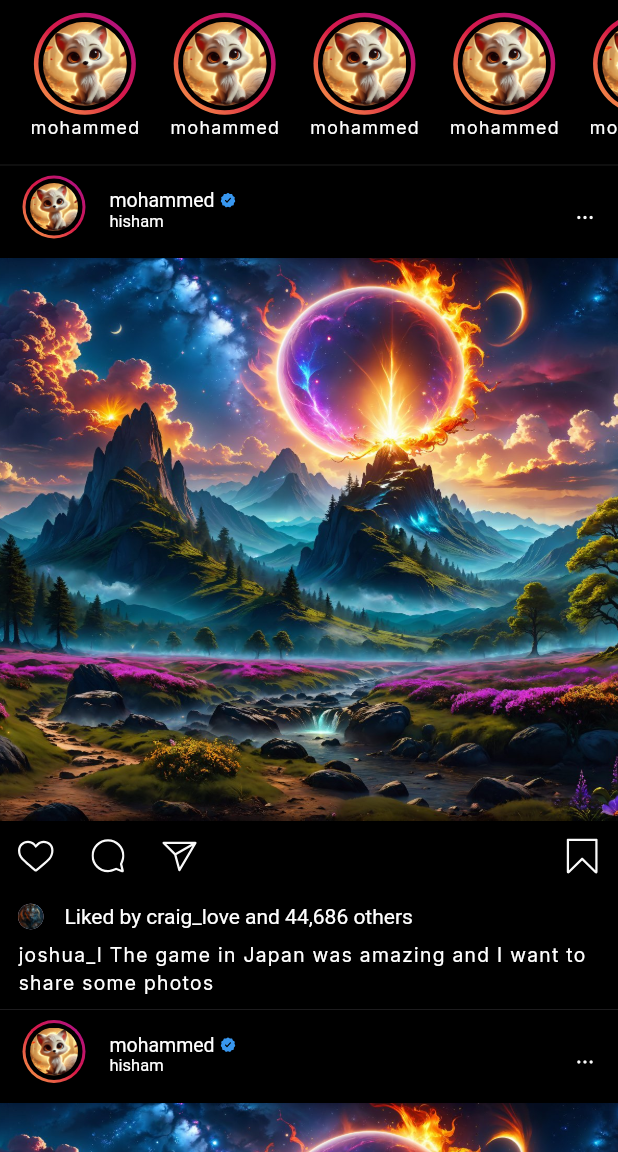
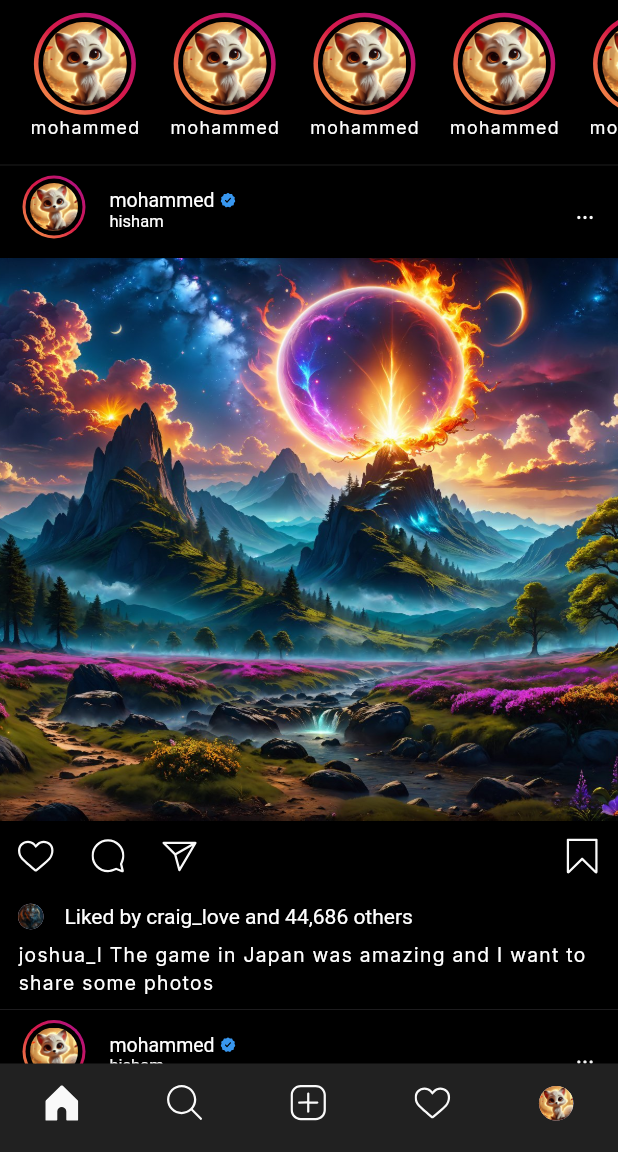
Before and after one commit to MohammedHishamFarouk/Instagram_Clone, a Flutter app: the screen it shows after launch, on a phone screen of 412 x 824 dp, the part 84-1236 px from its top. Run offline on Flutter 3.47's test engine with Material 3 defaults, Android fonts, the phone set to English and light mode, and no system bars; our stand-ins replace flutter_svg.

Commit message:
added bottomNavigationBar

```diff
--- a/lib/core/constants/assets.dart
+++ b/lib/core/constants/assets.dart
@@ -15,7 +15,19 @@ class Assets {
 
   static const String commentSVG = 'assets/svgIcons/Comment.svg';
 
+  static const String filledLikeSVG = 'assets/svgIcons/filledLike.svg';
+
   static const String likeSVG = 'assets/svgIcons/Like.svg';
+
+  static const String createSVG = 'assets/svgIcons/create.svg';
+
+  static const String filledHomeSVG = 'assets/svgIcons/filledHome.svg';
+
+  static const String homeSVG = 'assets/svgIcons/home.svg';
+
+  static const String filledSearchSVG = 'assets/svgIcons/filledSearch.svg';
+
+  static const String searchSVG = 'assets/svgIcons/search.svg';
 
   static const String noProfile = 'assets/deblured-cutty-fox.jpg';
 
--- a/lib/core/style/theme_manager.dart
+++ b/lib/core/style/theme_manager.dart
@@ -4,6 +4,9 @@ import 'package:insgram_clone/core/style/color_manager.dart';
 class ThemeManager {
   static ThemeData darkTheme = ThemeData(
     scaffoldBackgroundColor: Colors.black,
+    bottomNavigationBarTheme: BottomNavigationBarThemeData(
+      backgroundColor: ColorManager.blackShade,
+    ),
     appBarTheme: AppBarTheme(
       centerTitle: true,
       surfaceTintColor: Colors.transparent,
--- a/lib/main.dart
+++ b/lib/main.dart
@@ -1,6 +1,6 @@
 import 'package:flutter/material.dart';
+import 'package:insgram_clone/core/route_generator.dart';
 import 'package:insgram_clone/core/style/theme_manager.dart';
-import 'package:insgram_clone/route_generator.dart';
 
 void main() {
   runApp(const MyApp());
--- a/lib/view/navigationBar/home/components/home_screen.dart
+++ b/lib/view/navigationBar/home/components/home_screen.dart
@@ -90,6 +90,39 @@ class HomeScreen extends StatelessWidget {
           )
         ],
       ),
+      bottomNavigationBar: BottomNavigationBar(
+        type: BottomNavigationBarType.fixed,
+        showSelectedLabels: false,
+        showUnselectedLabels: false,
+        items: [
+          BottomNavigationBarItem(
+            icon: SvgPicture.asset(Assets.homeSVG),
+            label: '',
+            activeIcon: SvgPicture.asset(Assets.filledHomeSVG),
+          ),
+          BottomNavigationBarItem(
+            icon: SvgPicture.asset(Assets.searchSVG),
+            label: '',
+            activeIcon: SvgPicture.asset(Assets.filledSearchSVG),
+          ),
+          BottomNavigationBarItem(
+            icon: SvgPicture.asset(Assets.createSVG),
+            label: '',
+          ),
+          BottomNavigationBarItem(
+            icon: SvgPicture.asset(Assets.likeSVG),
+            label: '',
+            activeIcon: SvgPicture.asset(Assets.filledLikeSVG),
+          ),
+          const BottomNavigationBarItem(
+            icon: CircleAvatar(
+              radius: 11.5,
+              backgroundImage: AssetImage(Assets.noProfile),
+            ),
+            label: '',
+          ),
+        ],
+      ),
     );
   }
 }
```
Also changed, not shown: assets/svgIcons/create.svg (added), assets/svgIcons/filledHome.svg (added), assets/svgIcons/filledLike.svg (added), assets/svgIcons/filledSearch.svg (added), assets/svgIcons/home.svg (added), assets/svgIcons/search.svg (added), lib/core/route_generator.dart (renamed from lib/route_generator.dart).
